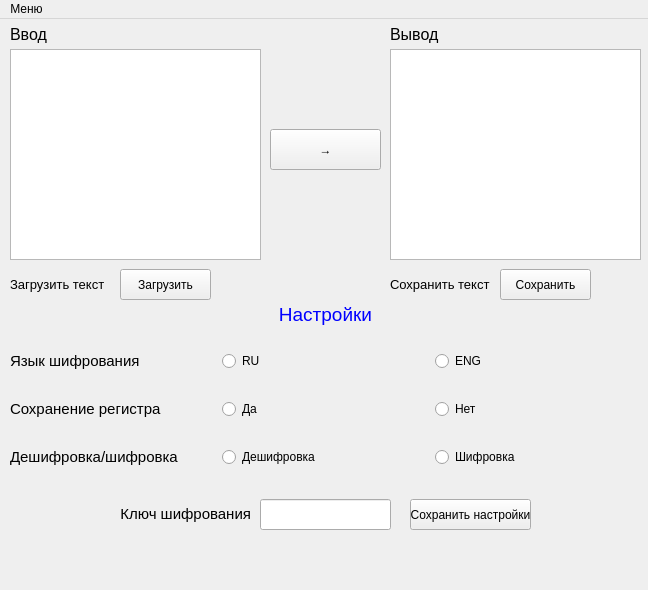
The window that caesar_main.ui (RoketFlame/amgine) describes before a commit, drawn with Qt 5.
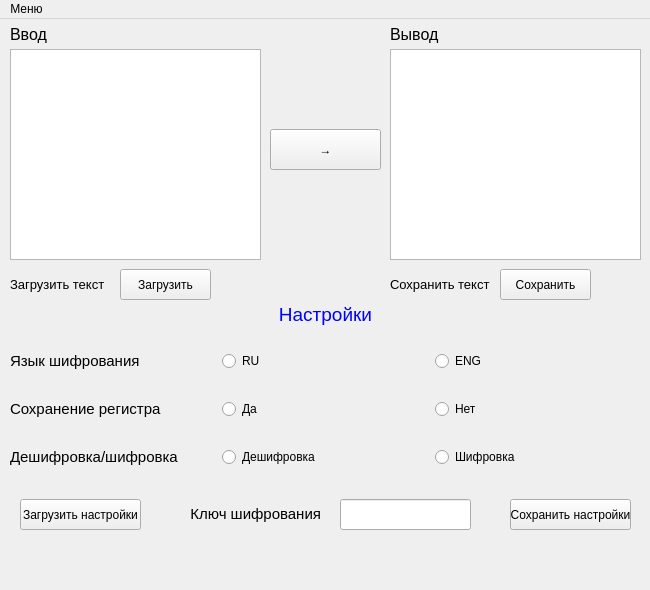
The same window after the commit.

Commit message: add option load settings, fix designer

The edit to the form file:
```diff
--- a/caesar_main.ui
+++ b/caesar_main.ui
@@ -6,7 +6,7 @@
    <rect>
     <x>0</x>
     <y>0</y>
-    <width>648</width>
+    <width>650</width>
     <height>590</height>
    </rect>
   </property>
@@ -258,42 +258,6 @@
      <string>&lt;html&gt;&lt;head/&gt;&lt;body&gt;&lt;p align=&quot;center&quot;&gt;&lt;span style=&quot; font-size:14pt; color:#0000ff;&quot;&gt;Настройки&lt;/span&gt;&lt;/p&gt;&lt;/body&gt;&lt;/html&gt;</string>
     </property>
    </widget>
-   <widget class="QLineEdit" name="line_edit_key">
-    <property name="geometry">
-     <rect>
-      <x>260</x>
-      <y>480</y>
-      <width>131</width>
-      <height>31</height>
-     </rect>
-    </property>
-   </widget>
-   <widget class="QLabel" name="label_9">
-    <property name="geometry">
-     <rect>
-      <x>70</x>
-      <y>480</y>
-      <width>181</width>
-      <height>31</height>
-     </rect>
-    </property>
-    <property name="text">
-     <string>&lt;html&gt;&lt;head/&gt;&lt;body&gt;&lt;p align=&quot;right&quot;&gt;&lt;span style=&quot; font-size:11pt;&quot;&gt;Ключ шифрования&lt;/span&gt;&lt;/p&gt;&lt;/body&gt;&lt;/html&gt;</string>
-    </property>
-   </widget>
-   <widget class="QPushButton" name="btn_save_settings">
-    <property name="geometry">
-     <rect>
-      <x>410</x>
-      <y>480</y>
-      <width>121</width>
-      <height>31</height>
-     </rect>
-    </property>
-    <property name="text">
-     <string>Сохранить настройки</string>
-    </property>
-   </widget>
    <widget class="QLabel" name="label_error">
     <property name="geometry">
      <rect>
@@ -307,13 +271,62 @@
      <string/>
     </property>
    </widget>
+   <widget class="QLineEdit" name="line_edit_key">
+    <property name="geometry">
+     <rect>
+      <x>340</x>
+      <y>480</y>
+      <width>131</width>
+      <height>31</height>
+     </rect>
+    </property>
+   </widget>
+   <widget class="QPushButton" name="btn_load_settings">
+    <property name="geometry">
+     <rect>
+      <x>20</x>
+      <y>480</y>
+      <width>121</width>
+      <height>31</height>
+     </rect>
+    </property>
+    <property name="text">
+     <string>Загрузить настройки</string>
+    </property>
+   </widget>
+   <widget class="QPushButton" name="btn_save_settings">
+    <property name="geometry">
+     <rect>
+      <x>510</x>
+      <y>480</y>
+      <width>121</width>
+      <height>31</height>
+     </rect>
+    </property>
+    <property name="text">
+     <string>Сохранить настройки</string>
+    </property>
+   </widget>
+   <widget class="QLabel" name="label_9">
+    <property name="geometry">
+     <rect>
+      <x>190</x>
+      <y>480</y>
+      <width>131</width>
+      <height>31</height>
+     </rect>
+    </property>
+    <property name="text">
+     <string>&lt;html&gt;&lt;head/&gt;&lt;body&gt;&lt;p align=&quot;right&quot;&gt;&lt;span style=&quot; font-size:11pt;&quot;&gt;Ключ шифрования&lt;/span&gt;&lt;/p&gt;&lt;/body&gt;&lt;/html&gt;</string>
+    </property>
+   </widget>
   </widget>
   <widget class="QMenuBar" name="menubar">
    <property name="geometry">
     <rect>
      <x>0</x>
      <y>0</y>
-     <width>648</width>
+     <width>650</width>
      <height>21</height>
     </rect>
    </property>
```
Left out of the diff: 2 changed lines with no effect on the pictures. The commit also changes 5 other files.
